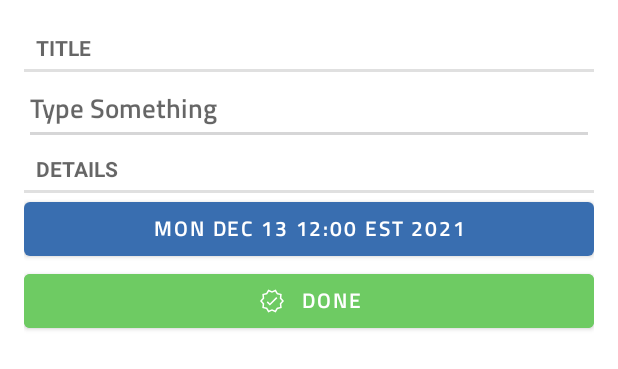
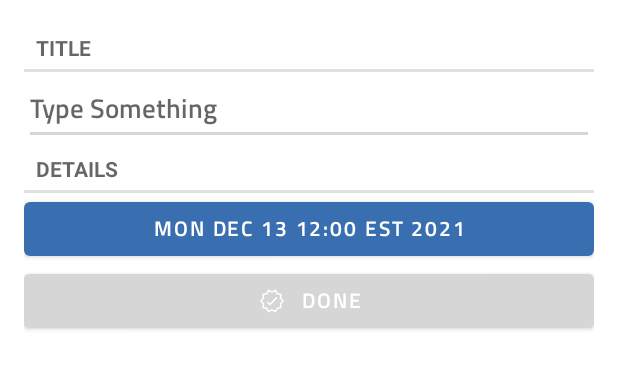
Before and after one commit to SO-SI-JI/Awesome-To-Do, an Android app: the layout fragment_task.xml on its own in the app's theme, with its tools: preview values and no code run, on a phone screen of 412 x 824 dp. Shown: the top 369 px of the screen. Run offline under Robolectric (Android 15) with nearby library versions, the phone set to English and light mode, and no system bars.

Commit message:
Update: #2 - 버튼 색 수정

```diff
--- a/app/src/main/res/layout/fragment_task.xml
+++ b/app/src/main/res/layout/fragment_task.xml
@@ -37,7 +37,7 @@
         android:id="@+id/task_done"
         android:layout_width="match_parent"
         android:layout_height="wrap_content"
-        android:backgroundTint="@color/done_btn"
+        android:backgroundTint="@color/teal_200"
         android:fontFamily="@font/titillium_web_semibold"
         android:gravity="center"
         android:text="@string/task_done_label"
```
